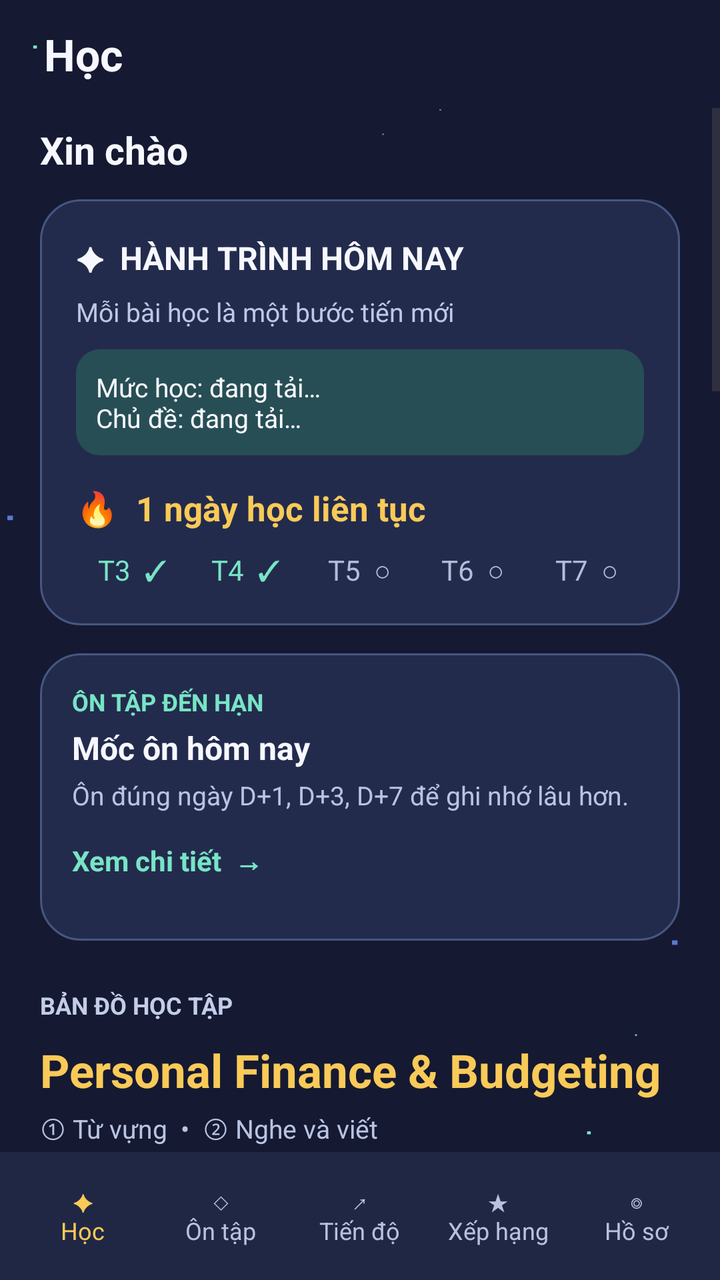
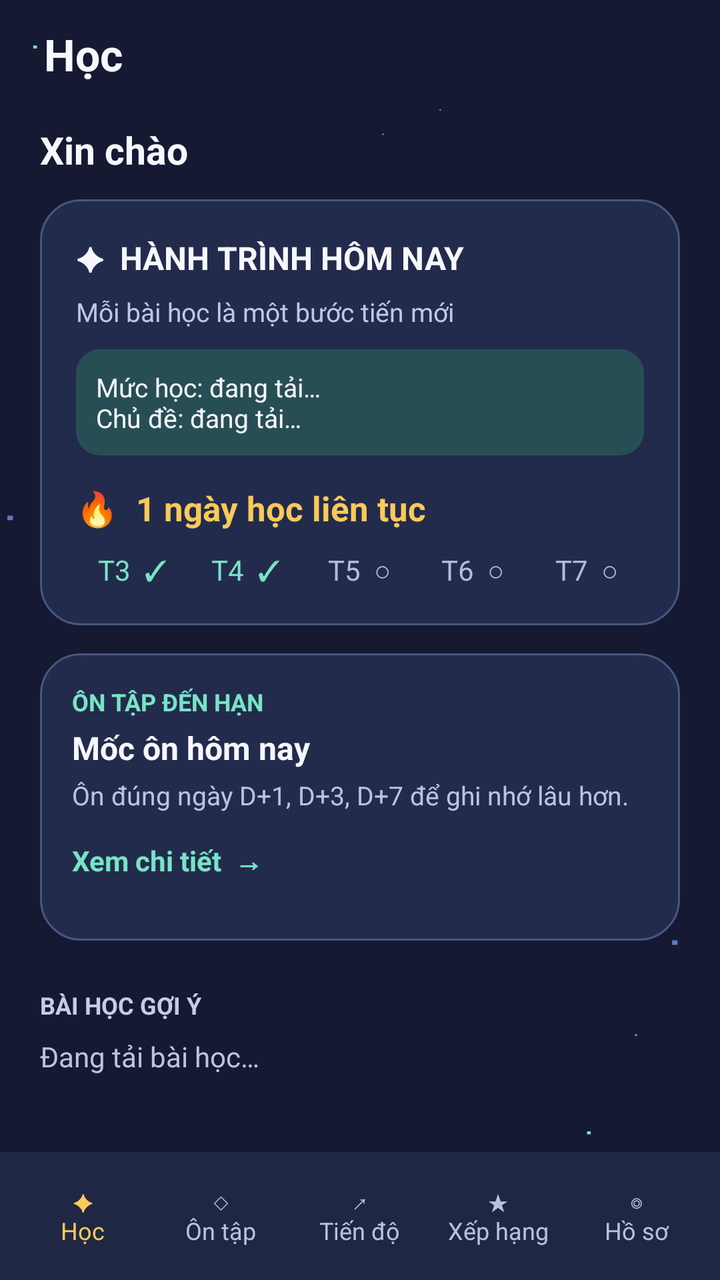

Two renders of the same Android screen: before a commit and after it. Below are the layout's source before the change and the commit's diff.
<!-- AndroidManifest.xml: application theme Theme.English_App -->
<!-- res/layout/activity_home.xml -->
<?xml version="1.0" encoding="utf-8"?>
<LinearLayout xmlns:android="http://schemas.android.com/apk/res/android"
    android:layout_width="match_parent" android:layout_height="match_parent"
    android:orientation="vertical" android:background="@drawable/app_night_bg">
    <TextView android:id="@+id/tvHomeTitle" android:layout_width="match_parent" android:layout_height="54dp" android:paddingStart="22dp" android:gravity="center_vertical" android:text="Học" android:textSize="22sp" android:textStyle="bold" android:textColor="#F7F8FF"/>
    <ScrollView android:layout_width="match_parent" android:layout_height="0dp" android:layout_weight="1" android:fillViewport="false" android:clipToPadding="false">
        <LinearLayout android:layout_width="match_parent" android:layout_height="wrap_content" android:orientation="vertical" android:paddingStart="20dp" android:paddingEnd="20dp" android:paddingBottom="24dp">
            <TextView android:id="@+id/tvHomeGreeting" android:layout_width="match_parent" android:layout_height="wrap_content" android:layout_marginTop="8dp" android:layout_marginBottom="12dp" android:text="Xin chào" android:textColor="#F7F8FF" android:textSize="19sp" android:textStyle="bold" />
            <LinearLayout android:id="@+id/cardJourney" android:layout_width="match_parent" android:layout_height="wrap_content" android:orientation="vertical" android:padding="18dp" android:background="@drawable/bg_home_card">
                <TextView android:layout_width="match_parent" android:layout_height="wrap_content" android:text="✦  HÀNH TRÌNH HÔM NAY" android:textColor="#F7F8FF" android:textSize="16sp" android:textStyle="bold"/>
                <TextView android:layout_width="match_parent" android:layout_height="wrap_content" android:layout_marginTop="7dp" android:text="Mỗi bài học là một bước tiến mới" android:textColor="#BDC8E5" android:textSize="13sp"/>
                <TextView android:id="@+id/tvHomePreferences" android:layout_width="match_parent" android:layout_height="wrap_content" android:layout_marginTop="10dp" android:padding="10dp" android:background="@drawable/bg_chip" android:text="Mức học: đang tải…\nChủ đề: đang tải…" android:textColor="#F7F8FF" android:textSize="13sp"/>
                <TextView android:id="@+id/tvStreak" android:layout_width="match_parent" android:layout_height="wrap_content" android:layout_marginTop="15dp" android:text="🔥  1 ngày học liên tục" android:textColor="#F9CA58" android:textStyle="bold" android:textSize="17sp"/>
                <LinearLayout android:layout_width="match_parent" android:layout_height="wrap_content" android:layout_marginTop="10dp" android:gravity="center" android:orientation="horizontal">
                    <TextView android:layout_width="0dp" android:layout_weight="1" android:layout_height="wrap_content" android:gravity="center" android:text="T3  ✓" android:textColor="#78E4C5"/>
                    <TextView android:layout_width="0dp" android:layout_weight="1" android:layout_height="wrap_content" android:gravity="center" android:text="T4  ✓" android:textColor="#78E4C5"/>
                    <TextView android:layout_width="0dp" android:layout_weight="1" android:layout_height="wrap_content" android:gravity="center" android:text="T5  ○" android:textColor="#B5BCDA"/>
                    <TextView android:layout_width="0dp" android:layout_weight="1" android:layout_height="wrap_content" android:gravity="center" android:text="T6  ○" android:textColor="#B5BCDA"/>
                    <TextView android:layout_width="0dp" android:layout_weight="1" android:layout_height="wrap_content" android:gravity="center" android:text="T7  ○" android:textColor="#B5BCDA"/>
                </LinearLayout>
            </LinearLayout>
            <LinearLayout android:id="@+id/cardReview" android:layout_width="match_parent" android:layout_height="wrap_content" android:layout_marginTop="14dp" android:background="@drawable/bg_home_card" android:orientation="vertical" android:padding="16dp">
                <TextView android:layout_width="match_parent" android:layout_height="wrap_content" android:text="ÔN TẬP ĐẾN HẠN" android:textColor="#78E4C5" android:textStyle="bold" android:textSize="12sp"/>
                <TextView android:layout_width="match_parent" android:layout_height="wrap_content" android:layout_marginTop="4dp" android:text="Mốc ôn hôm nay" android:textColor="#F7F8FF" android:textStyle="bold" android:textSize="16sp"/>
                <TextView android:layout_width="match_parent" android:layout_height="wrap_content" android:layout_marginTop="4dp" android:text="Ôn đúng ngày D+1, D+3, D+7 để ghi nhớ lâu hơn." android:textColor="#B8C4E1" android:textSize="13sp"/>
                <TextView android:id="@+id/btnReview" android:layout_width="wrap_content" android:layout_height="48dp" android:gravity="center_vertical" android:text="Xem chi tiết  →" android:textColor="#78E4C5" android:textStyle="bold" android:textSize="14sp"/>
            </LinearLayout>
            <TextView android:layout_width="match_parent" android:layout_height="wrap_content" android:layout_marginTop="24dp" android:text="BẢN ĐỒ HỌC TẬP" android:textColor="#C4CDE8" android:textStyle="bold" android:textSize="12sp"/>
            <TextView android:layout_width="match_parent" android:layout_height="wrap_content" android:layout_marginTop="9dp" android:text="Personal Finance &amp; Budgeting" android:textColor="#F9CA58" android:textSize="23sp" android:textStyle="bold"/>
            <TextView android:layout_width="match_parent" android:layout_height="wrap_content" android:layout_marginTop="5dp" android:text="① Từ vựng  •  ② Nghe và viết" android:textColor="#B8C4E1" android:textSize="13sp"/>
            <FrameLayout android:id="@+id/pathContainer" android:layout_width="match_parent" android:layout_height="480dp" android:layout_marginTop="6dp">
                <com.example.english_app.LearningPathView android:id="@+id/learningPath" android:layout_width="match_parent" android:layout_height="match_parent" android:contentDescription="Bản đồ gồm hai nút bài học" />
            </FrameLayout>
            <LinearLayout android:id="@+id/feeling1Section" android:layout_width="match_parent" android:layout_height="wrap_content" android:layout_marginTop="28dp" android:orientation="vertical">
                <TextView android:layout_width="match_parent" android:layout_height="wrap_content" android:text="Feeling 1" android:textColor="#F9CA58" android:textSize="23sp" android:textStyle="bold"/>
                <TextView android:layout_width="match_parent" android:layout_height="wrap_content" android:layout_marginTop="5dp" android:text="Chạm vào các nút tròn để mở từng bài học" android:textColor="#B8C4E1" android:textSize="13sp"/>
                <com.example.english_app.LearningPathView android:id="@+id/learningPathFeeling1" android:layout_width="match_parent" android:layout_height="360dp" android:layout_marginTop="6dp" android:contentDescription="Feeling 1 gồm hai nút bài học" />
            </LinearLayout>
            <LinearLayout android:id="@+id/feeling2Section" android:layout_width="match_parent" android:layout_height="wrap_content" android:layout_marginTop="28dp" android:orientation="vertical">
                <TextView android:layout_width="match_parent" android:layout_height="wrap_content" android:text="Feeling 2" android:textColor="#F9CA58" android:textSize="23sp" android:textStyle="bold"/>
                <TextView android:layout_width="match_parent" android:layout_height="wrap_content" android:layout_marginTop="5dp" android:text="Chạm vào các nút tròn để mở từng bài học" android:textColor="#B8C4E1" android:textSize="13sp"/>
                <com.example.english_app.LearningPathView android:id="@+id/learningPathFeeling2" android:layout_width="match_parent" android:layout_height="360dp" android:layout_marginTop="6dp" android:contentDescription="Feeling 2 gồm hai nút bài học" />
            </LinearLayout>
        </LinearLayout>
    </ScrollView>
    <LinearLayout android:layout_width="match_parent" android:layout_height="64dp" android:orientation="horizontal" android:background="#202744" android:paddingStart="7dp" android:paddingEnd="7dp">
        <TextView android:id="@+id/tabHome" style="@style/HomeTab" android:text="✦\nHọc" android:textColor="#F9CA58"/>
        <TextView android:id="@+id/tabReview" style="@style/HomeTab" android:text="◇\nÔn tập"/>
        <TextView android:id="@+id/tabProgress" style="@style/HomeTab" android:text="↗\nTiến độ"/>
        <TextView android:id="@+id/tabRanking" style="@style/HomeTab" android:text="★\nXếp hạng"/>
        <TextView android:id="@+id/tabProfile" style="@style/HomeTab" android:text="◎\nHồ sơ"/>
    </LinearLayout>
</LinearLayout>
<!-- resources referenced by this layout -->
<resources>
  <!-- drawable app_night_bg (drawable) -->
  <?xml version="1.0" encoding="utf-8"?>
  <vector xmlns:android="http://schemas.android.com/apk/res/android"
      android:width="390dp"
      android:height="844dp"
      android:viewportWidth="390"
      android:viewportHeight="844">
      <path
          android:fillColor="#151932"
          android:pathData="M0,0h390v844h-390z" />
      <path
          android:fillColor="#79E5C4"
          android:pathData="M18,30h2v2h-2z M110,338h2v2h-2z M280,158h1v1h-1z M318,746h2v2h-2z M344,682h1v1h-1z" />
      <path
          android:fillColor="#688BE6"
          android:fillAlpha="0.85"
          android:pathData="M4,340h3v3h-3z M322,342h1v1h-1z M364,620h3v3h-3z M48,456h1v1h-1z M238,72h1v1h-1z" />
      <path
          android:fillColor="#B4C7FF"
          android:fillAlpha="0.55"
          android:pathData="M42,172h1v1h-1z M207,88h1v1h-1z M58,606h1v1h-1z M276,402h1v1h-1z" />
  </vector>
  <!-- drawable bg_chip (drawable) -->
  <?xml version="1.0" encoding="utf-8"?>
  <shape xmlns:android="http://schemas.android.com/apk/res/android" android:shape="rectangle"><solid android:color="#284E55"/><corners android:radius="12dp"/></shape>
  <!-- drawable bg_home_card (drawable) -->
  <?xml version="1.0" encoding="utf-8"?>
  <shape xmlns:android="http://schemas.android.com/apk/res/android"><solid android:color="#232B4D"/><corners android:radius="20dp"/><stroke android:color="#465781" android:width="1dp"/></shape>
  <style name="HomeTab"><item name="android:layout_width">0dp</item><item name="android:layout_height">match_parent</item><item name="android:layout_weight">1</item><item name="android:gravity">center</item><item name="android:textSize">12sp</item><item name="android:textColor">#B9C1DC</item></style>
  <style name="Theme.English_App" parent="Base.Theme.English_App">
          <item name="android:statusBarColor">@color/login_bg</item>
          <item name="android:navigationBarColor">@color/login_bg</item>
          <item name="android:windowLightStatusBar">false</item>
      </style>
  <style name="Base.Theme.English_App" parent="Theme.Material3.DayNight.NoActionBar">
          
          
      </style>
  <color name="login_bg">#151932</color>
</resources>

<!-- the commit's change to res/layout/activity_home.xml (unified diff, before → after) -->
@@ -25,22 +25,10 @@
                 <TextView android:layout_width="match_parent" android:layout_height="wrap_content" android:layout_marginTop="4dp" android:text="Ôn đúng ngày D+1, D+3, D+7 để ghi nhớ lâu hơn." android:textColor="#B8C4E1" android:textSize="13sp"/>
                 <TextView android:id="@+id/btnReview" android:layout_width="wrap_content" android:layout_height="48dp" android:gravity="center_vertical" android:text="Xem chi tiết  →" android:textColor="#78E4C5" android:textStyle="bold" android:textSize="14sp"/>
             </LinearLayout>
-            <TextView android:layout_width="match_parent" android:layout_height="wrap_content" android:layout_marginTop="24dp" android:text="BẢN ĐỒ HỌC TẬP" android:textColor="#C4CDE8" android:textStyle="bold" android:textSize="12sp"/>
-            <TextView android:layout_width="match_parent" android:layout_height="wrap_content" android:layout_marginTop="9dp" android:text="Personal Finance &amp; Budgeting" android:textColor="#F9CA58" android:textSize="23sp" android:textStyle="bold"/>
-            <TextView android:layout_width="match_parent" android:layout_height="wrap_content" android:layout_marginTop="5dp" android:text="① Từ vựng  •  ② Nghe và viết" android:textColor="#B8C4E1" android:textSize="13sp"/>
-            <FrameLayout android:id="@+id/pathContainer" android:layout_width="match_parent" android:layout_height="480dp" android:layout_marginTop="6dp">
-                <com.example.english_app.LearningPathView android:id="@+id/learningPath" android:layout_width="match_parent" android:layout_height="match_parent" android:contentDescription="Bản đồ gồm hai nút bài học" />
-            </FrameLayout>
-            <LinearLayout android:id="@+id/feeling1Section" android:layout_width="match_parent" android:layout_height="wrap_content" android:layout_marginTop="28dp" android:orientation="vertical">
-                <TextView android:layout_width="match_parent" android:layout_height="wrap_content" android:text="Feeling 1" android:textColor="#F9CA58" android:textSize="23sp" android:textStyle="bold"/>
-                <TextView android:layout_width="match_parent" android:layout_height="wrap_content" android:layout_marginTop="5dp" android:text="Chạm vào các nút tròn để mở từng bài học" android:textColor="#B8C4E1" android:textSize="13sp"/>
-                <com.example.english_app.LearningPathView android:id="@+id/learningPathFeeling1" android:layout_width="match_parent" android:layout_height="360dp" android:layout_marginTop="6dp" android:contentDescription="Feeling 1 gồm hai nút bài học" />
-            </LinearLayout>
-            <LinearLayout android:id="@+id/feeling2Section" android:layout_width="match_parent" android:layout_height="wrap_content" android:layout_marginTop="28dp" android:orientation="vertical">
-                <TextView android:layout_width="match_parent" android:layout_height="wrap_content" android:text="Feeling 2" android:textColor="#F9CA58" android:textSize="23sp" android:textStyle="bold"/>
-                <TextView android:layout_width="match_parent" android:layout_height="wrap_content" android:layout_marginTop="5dp" android:text="Chạm vào các nút tròn để mở từng bài học" android:textColor="#B8C4E1" android:textSize="13sp"/>
-                <com.example.english_app.LearningPathView android:id="@+id/learningPathFeeling2" android:layout_width="match_parent" android:layout_height="360dp" android:layout_marginTop="6dp" android:contentDescription="Feeling 2 gồm hai nút bài học" />
-            </LinearLayout>
+            <TextView android:id="@+id/tvLessonsHeading" android:layout_width="match_parent" android:layout_height="wrap_content" android:layout_marginTop="24dp" android:text="BÀI HỌC GỢI Ý" android:textColor="#C4CDE8" android:textStyle="bold" android:textSize="12sp" />
+            <TextView android:id="@+id/tvLessonsStatus" android:layout_width="match_parent" android:layout_height="wrap_content" android:layout_marginTop="8dp" android:text="Đang tải bài học…" android:textColor="#B8C4E1" android:textSize="14sp" />
+            <LinearLayout android:id="@+id/lessonListContainer" android:layout_width="match_parent" android:layout_height="wrap_content" android:orientation="vertical" />
+            <LinearLayout android:id="@+id/topicJourneysContainer" android:layout_width="match_parent" android:layout_height="wrap_content" android:orientation="vertical" />
         </LinearLayout>
     </ScrollView>
     <LinearLayout android:layout_width="match_parent" android:layout_height="64dp" android:orientation="horizontal" android:background="#202744" android:paddingStart="7dp" android:paddingEnd="7dp">
